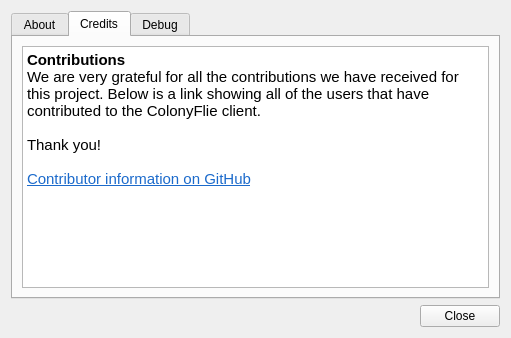
This is src/cfclient/ui/dialogs/about.ui in walz6800/crazyflie-clients-python as Qt 5 draws it before an edit. The edited form follows.
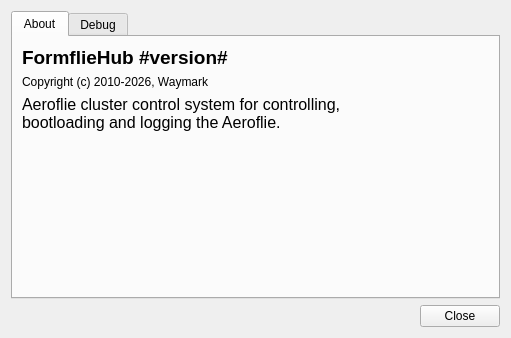
This is the edited form. The open tabs and pages were chosen to show the change.

```diff
--- a/src/cfclient/ui/dialogs/about.ui
+++ b/src/cfclient/ui/dialogs/about.ui
@@ -39,14 +39,14 @@
              <item row="1" column="0">
               <widget class="QLabel" name="label_2">
                <property name="text">
-                <string>Copyright (c) 2011-2023, Bitcraze AB</string>
+                <string>Copyright (c) 2010-2026, Waymark</string>
                </property>
               </widget>
              </item>
              <item row="2" column="0">
               <widget class="QLabel" name="label">
                <property name="text">
-                <string>&lt;html&gt;&lt;head/&gt;&lt;body&gt;&lt;p&gt;&lt;span style=&quot; font-size:12pt;&quot;&gt;The ColonyFlie client is a multi-platform client&lt;br/&gt;for controlling, bootloading and logging the ColonyFlie.&lt;br/&gt;For more info visit our homepage.&lt;/span&gt;&lt;/p&gt;&lt;p&gt;&lt;a href=&quot;http://www.bitcraze.io&quot;&gt;&lt;span style=&quot; text-decoration: underline; color:#0000ff;&quot;&gt;Bitcraze Homepage&lt;/span&gt;&lt;/a&gt;&lt;span style=&quot; font-size:12pt;&quot;&gt;&lt;br/&gt;&lt;/span&gt;&lt;a href=&quot;https://www.bitcraze.io/documentation/repository/ColonyFlie-clients-python/master/userguides/userguide_client/&quot;&gt;&lt;span style=&quot; text-decoration: underline; color:#0000ff;&quot;&gt;Client documentation&lt;/span&gt;&lt;/a&gt;&lt;span style=&quot; font-size:12pt;&quot;&gt;&lt;br/&gt;&lt;/span&gt;&lt;a href=&quot;http://discussions.bitcraze.io&quot;&gt;&lt;span style=&quot; text-decoration: underline; color:#0000ff;&quot;&gt;Bitcraze Discussions&lt;/span&gt;&lt;/a&gt;&lt;/p&gt;&lt;p&gt;&lt;br/&gt;&lt;/p&gt;&lt;/body&gt;&lt;/html&gt;</string>
+                <string>&lt;html&gt;&lt;head/&gt;&lt;body&gt;&lt;p&gt;&lt;span style=&quot; font-size:12pt;&quot;&gt;Aeroflie cluster control system for controlling,&lt;br/&gt;bootloading and logging the Aeroflie.&lt;/span&gt;&lt;/p&gt;&lt;/body&gt;&lt;/html&gt;</string>
                </property>
                <property name="openExternalLinks">
                 <bool>true</bool>
@@ -72,7 +72,7 @@
              <item row="0" column="0">
               <widget class="QLabel" name="_name_label">
                <property name="text">
-                <string>&lt;html&gt;&lt;head/&gt;&lt;body&gt;&lt;p&gt;&lt;span style=&quot; font-size:14pt; font-weight:600;&quot;&gt;wcfCtrlSys #version#&lt;/span&gt;&lt;/p&gt;&lt;/body&gt;&lt;/html&gt;</string>
+                <string>&lt;html&gt;&lt;head/&gt;&lt;body&gt;&lt;p&gt;&lt;span style=&quot; font-size:14pt; font-weight:600;&quot;&gt;FormflieHub #version#&lt;/span&gt;&lt;/p&gt;&lt;/body&gt;&lt;/html&gt;</string>
                </property>
               </widget>
              </item>
@@ -82,34 +82,6 @@
          </item>
         </layout>
        </widget>
-       <widget class="QWidget" name="Credits">
-        <attribute name="title">
-         <string>Credits</string>
-        </attribute>
-        <layout class="QHBoxLayout" name="horizontalLayout_3">
-         <item>
-          <layout class="QGridLayout" name="gridLayout_3">
-           <item row="0" column="0">
-            <widget class="QTextBrowser" name="_credits">
-             <property name="html">
-              <string>&lt;!DOCTYPE HTML PUBLIC &quot;-//W3C//DTD HTML 4.0//EN&quot; &quot;http://www.w3.org/TR/REC-html40/strict.dtd&quot;&gt;
-&lt;html&gt;&lt;head&gt;&lt;meta name=&quot;qrichtext&quot; content=&quot;1&quot; /&gt;&lt;style type=&quot;text/css&quot;&gt;
-p, li { white-space: pre-wrap; }
-&lt;/style&gt;&lt;/head&gt;&lt;body style=&quot; font-family:'Cantarell'; font-size:11pt; font-weight:400; font-style:normal;&quot;&gt;
-&lt;p style=&quot; margin-top:0px; margin-bottom:0px; margin-left:0px; margin-right:0px; -qt-block-indent:0; text-indent:0px;&quot;&gt;&lt;span style=&quot; font-weight:600;&quot;&gt;Contributions&lt;/span&gt;&lt;br /&gt;We are very grateful for all the contributions we have received for this project. Below is a link showing all of the users that have contributed to the ColonyFlie client. &lt;br /&gt;&lt;br /&gt;Thank you! &lt;br /&gt;&lt;br /&gt;&lt;a href=&quot;https://github.com/bitcraze/ColonyFlie-clients-python/graphs/contributors&quot;&gt;&lt;span style=&quot; text-decoration: underline; color:#1b6acb;&quot;&gt;Contributor information on GitHub&lt;/span&gt;&lt;/a&gt; &lt;br /&gt;&lt;br /&gt;&lt;/p&gt;&lt;/body&gt;&lt;/html&gt;</string>
-             </property>
-             <property name="textInteractionFlags">
-              <set>Qt::LinksAccessibleByKeyboard|Qt::LinksAccessibleByMouse|Qt::TextBrowserInteraction|Qt::TextEditable|Qt::TextEditorInteraction|Qt::TextSelectableByKeyboard|Qt::TextSelectableByMouse</set>
-             </property>
-             <property name="openExternalLinks">
-              <bool>true</bool>
-             </property>
-            </widget>
-           </item>
-          </layout>
-         </item>
-        </layout>
-       </widget>
        <widget class="QWidget" name="Debug">
         <attribute name="title">
          <string>Debug</string>
```
Left out of the diff: 2 changed lines with no effect on the pictures.
